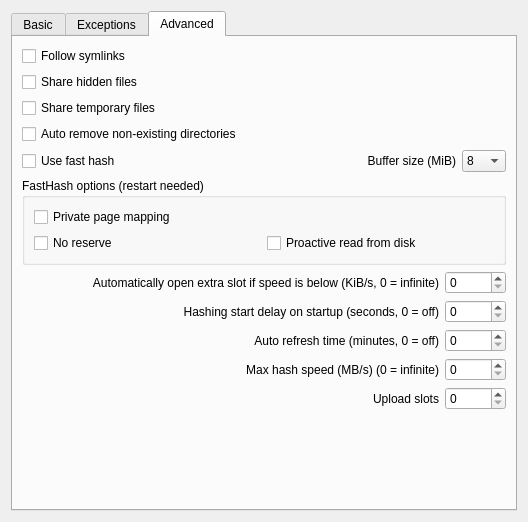
Qt form eiskaltdcpp-qt/ui/UISettingsSharing.ui (eiskaltdcpp/eiskaltdcpp) before a commit.
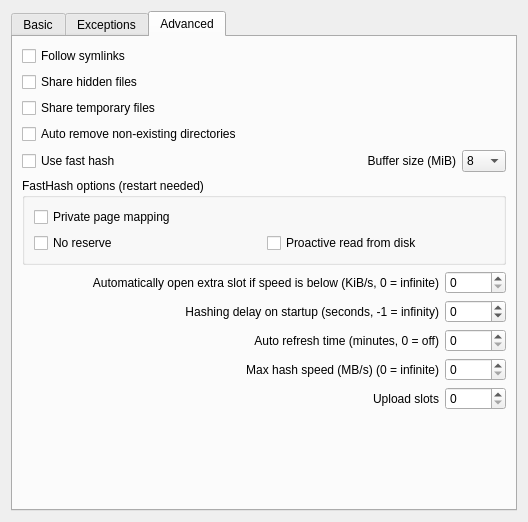
The same form after that commit. The open tabs and pages were chosen to show the change.

Commit message: DC++ Core and EiskaltDC++ Qt: * improvements in hashing start delay option (issue #1036)

```diff
--- a/eiskaltdcpp-qt/ui/UISettingsSharing.ui
+++ b/eiskaltdcpp-qt/ui/UISettingsSharing.ui
@@ -413,7 +413,7 @@
             </sizepolicy>
            </property>
            <property name="text">
-            <string>Hashing start delay on startup (seconds, 0 = off)</string>
+            <string>Hashing delay on startup (seconds, -1 = infinity)</string>
            </property>
            <property name="scaledContents">
             <bool>true</bool>
@@ -431,8 +431,11 @@
            <property name="toolTip">
             <string>Here you can set time interval of auto refreshing your share.</string>
            </property>
+           <property name="minimum">
+            <number>-1</number>
+           </property>
            <property name="maximum">
-            <number>10080</number>
+            <number>1800</number>
            </property>
           </widget>
          </item>
```
The commit also changes 3 other files.
